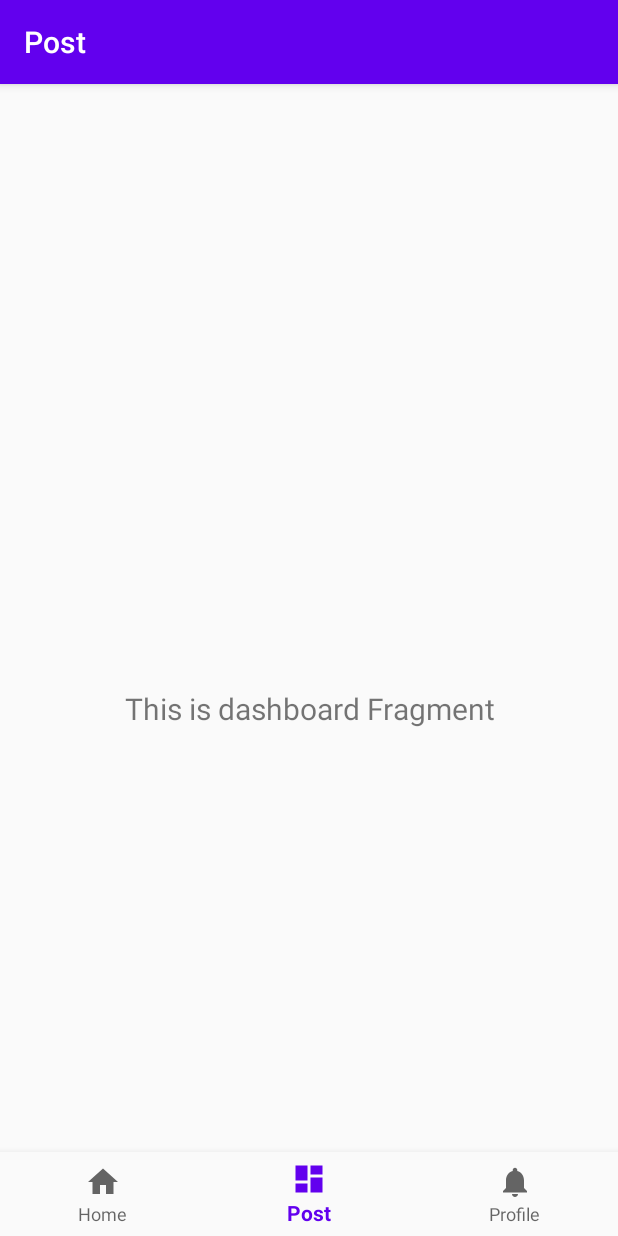
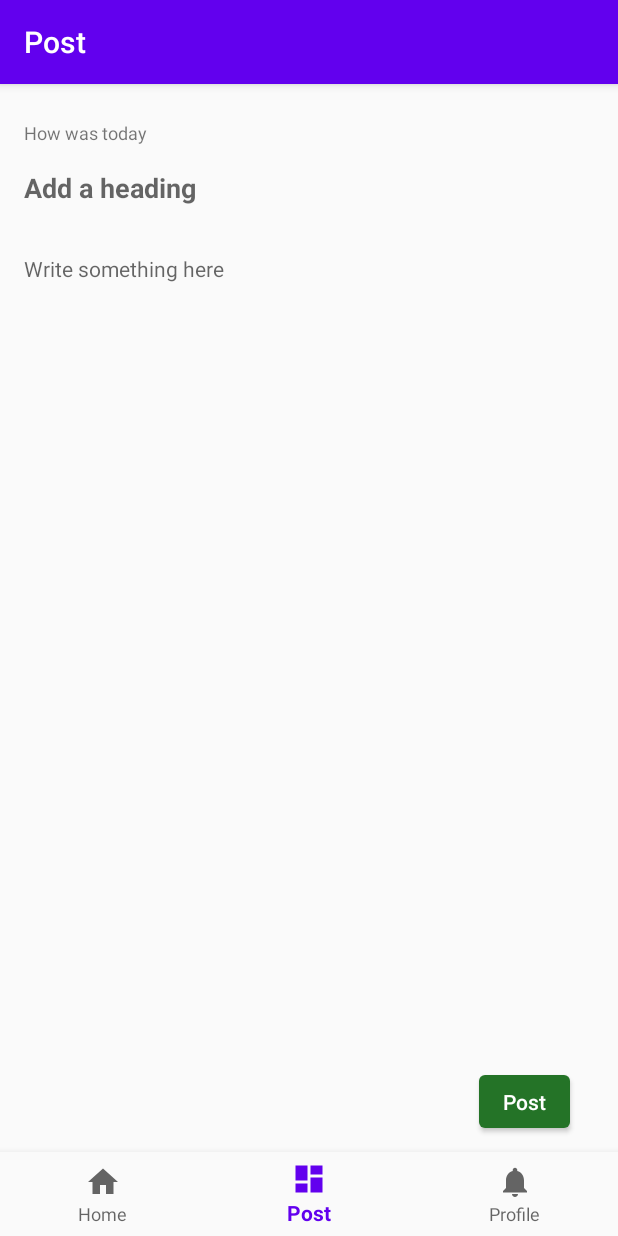
Before and after one commit to sidhu18/Stories, an Android app: the PostFragment screen opened through its navigation route, on a phone screen of 412 x 824 dp. Run offline under Robolectric (Android 15) with nearby library versions, the phone set to English and light mode, and no system bars; our stand-ins replace Room's generated code, data binding, navigation-ui.

Commit message:
Add post create interface

```diff
--- a/app/src/main/java/com/ambient/stories/data/repository/PostRepository.kt
+++ b/app/src/main/java/com/ambient/stories/data/repository/PostRepository.kt
@@ -4,8 +4,11 @@ import androidx.lifecycle.LiveData
 import com.ambient.stories.data.dao.PostDao
 import com.ambient.stories.data.entities.PostData
 import com.ambient.stories.data.entities.UserData
+import kotlinx.coroutines.CoroutineDispatcher
+import kotlinx.coroutines.Dispatchers
+import kotlinx.coroutines.withContext
 
-class PostRepository(private var postDao: PostDao){
+class PostRepository(private var postDao: PostDao, private val ioDispatcher: CoroutineDispatcher = Dispatchers.IO){
 
     val allPosts : LiveData<List<PostData>> = postDao.getAllPosts()
 
@@ -20,4 +23,8 @@ class PostRepository(private var postDao: PostDao){
     fun getPost(key: Long) : PostData {
         return postDao.getPost(key)
     }
+
+    suspend fun getAllPostsT() : LiveData<List<PostData>> = withContext(ioDispatcher) {
+        return@withContext postDao.getAllPosts()
+    }
 }
--- a/app/src/main/java/com/ambient/stories/ui/home/HomeFragment.kt
+++ b/app/src/main/java/com/ambient/stories/ui/home/HomeFragment.kt
@@ -31,8 +31,8 @@ class HomeFragment : Fragment() {
 
         binding.postRecycler.adapter = adapter
 
-        homeViewModel.allPosts.observe(viewLifecycleOwner, Observer { it ->
-            it.let { adapter.data = it }
+        homeViewModel.allPost.observe(viewLifecycleOwner, Observer { it ->
+            it?.let { adapter.data = it }
         })
 
         return binding.root
--- a/app/src/main/java/com/ambient/stories/ui/home/HomeViewModel.kt
+++ b/app/src/main/java/com/ambient/stories/ui/home/HomeViewModel.kt
@@ -8,10 +8,7 @@ import androidx.lifecycle.ViewModel
 import com.ambient.stories.data.StoriesDatabase
 import com.ambient.stories.data.entities.PostData
 import com.ambient.stories.data.repository.PostRepository
-import kotlinx.coroutines.CoroutineScope
-import kotlinx.coroutines.Dispatchers
-import kotlinx.coroutines.Job
-import kotlinx.coroutines.launch
+import kotlinx.coroutines.*
 
 class HomeViewModel(application: Application) : AndroidViewModel(application) {
 
@@ -19,14 +16,24 @@ class HomeViewModel(application: Application) : AndroidViewModel(application) {
     private var viewModelJob = Job()
     private val uiScope = CoroutineScope(Dispatchers.Main + viewModelJob)
 
-    var allPosts : LiveData<List<PostData>>
+//    var allPosts : LiveData<List<PostData>>
+//        get() = _allPosts
+
+    val allPost: LiveData<List<PostData>>
+
+    private val _allPosts = MutableLiveData<List<PostData>>()
 
     init {
         val postDao = StoriesDatabase.getInstance(application).postDao
         postRepository = PostRepository(postDao)
 
-        allPosts = postRepository.allPosts
+        allPost = _allPosts
+        getAllPost()
 
+    }
+
+    private fun getAllPost() {
+        runBlocking {_allPosts.value = postRepository.getAllPostsT().value }
     }
 
     override fun onCleared() {
--- a/app/src/main/java/com/ambient/stories/ui/post/PostFragment.kt
+++ b/app/src/main/java/com/ambient/stories/ui/post/PostFragment.kt
@@ -5,26 +5,31 @@ import android.view.LayoutInflater
 import android.view.View
 import android.view.ViewGroup
 import android.widget.TextView
+import androidx.databinding.DataBindingUtil
 import androidx.fragment.app.Fragment
 import androidx.lifecycle.Observer
 import androidx.lifecycle.ViewModelProvider
 import com.ambient.stories.R
+import com.ambient.stories.databinding.FragmentPostBinding
 
 class PostFragment : Fragment() {
 
-    private lateinit var dashboardViewModel: PostViewModel
+    private lateinit var postViewModel: PostViewModel
+    private lateinit var binding: FragmentPostBinding
 
     override fun onCreateView(
             inflater: LayoutInflater,
             container: ViewGroup?,
             savedInstanceState: Bundle?
     ): View? {
-        dashboardViewModel = ViewModelProvider(this).get(PostViewModel::class.java)
-        val root = inflater.inflate(R.layout.fragment_post, container, false)
-        val textView: TextView = root.findViewById(R.id.text_dashboard)
-        dashboardViewModel.text.observe(viewLifecycleOwner, Observer {
-            textView.text = it
-        })
-        return root
+        postViewModel = ViewModelProvider(this).get(PostViewModel::class.java)
+        binding = DataBindingUtil.inflate(inflater,R.layout.fragment_post, container, false)
+
+        binding.lifecycleOwner = viewLifecycleOwner
+        binding.viewmodel = postViewModel
+
+        binding.postButton.setOnClickListener{ postViewModel.addPost() }
+
+        return binding.root
     }
 }
--- a/app/src/main/java/com/ambient/stories/ui/post/PostViewModel.kt
+++ b/app/src/main/java/com/ambient/stories/ui/post/PostViewModel.kt
@@ -1,13 +1,45 @@
 package com.ambient.stories.ui.post
 
-import androidx.lifecycle.LiveData
-import androidx.lifecycle.MutableLiveData
-import androidx.lifecycle.ViewModel
+import android.app.Application
+import androidx.lifecycle.AndroidViewModel
+import com.ambient.stories.data.StoriesDatabase
+import com.ambient.stories.data.entities.PostData
+import com.ambient.stories.data.entities.UserData
+import com.ambient.stories.data.repository.PostRepository
+import com.ambient.stories.data.repository.UserRepository
+import kotlinx.coroutines.*
 
-class PostViewModel : ViewModel() {
+class PostViewModel(application: Application) : AndroidViewModel(application) {
+    private val postRepository : PostRepository
+    private var viewModelJob = Job()
+    private val uiScope = CoroutineScope(Dispatchers.Main + viewModelJob)
 
-    private val _text = MutableLiveData<String>().apply {
-        value = "This is dashboard Fragment"
+    init {
+        val postDao = StoriesDatabase.getInstance(application).postDao
+        postRepository = PostRepository(postDao)
     }
-    val text: LiveData<String> = _text
+
+    fun addPost(){
+        insertPost(
+            PostData(
+            100,1,"Sample","Test post","",0,"02 June 2020"
+        )
+        )
+    }
+
+    private fun insertPost(postData : PostData){
+        uiScope.launch {
+            insert(postData)
+        }
+    }
+
+    private suspend fun insert(postData: PostData){
+        withContext(Dispatchers.IO) {postRepository.insertPost(postData)}
+    }
+
+    override fun onCleared() {
+        super.onCleared()
+        viewModelJob.cancel()
+    }
+
 }
--- /dev/null
+++ b/app/src/main/res/drawable/button_background.xml
@@ -0,0 +1,6 @@
+<?xml version="1.0" encoding="utf-8"?>
+<shape android:shape="rectangle"
+    xmlns:android="http://schemas.android.com/apk/res/android">
+    <solid android:color="@color/greenButton"/>
+    <corners android:radius="@dimen/button_corner_radius"/>
+</shape>
--- a/app/src/main/res/layout/activity_main.xml
+++ b/app/src/main/res/layout/activity_main.xml
@@ -4,8 +4,7 @@
     xmlns:app="http://schemas.android.com/apk/res-auto"
     android:id="@+id/container"
     android:layout_width="match_parent"
-    android:layout_height="match_parent"
-    android:paddingTop="?attr/actionBarSize" >
+    android:layout_height="match_parent">
 
     <com.google.android.material.bottomnavigation.BottomNavigationView
         android:id="@+id/nav_view"
@@ -23,13 +22,12 @@
         android:id="@+id/nav_host_fragment"
         android:name="androidx.navigation.fragment.NavHostFragment"
         android:layout_width="match_parent"
-        android:layout_height="match_parent"
+        android:layout_height="0dp"
         app:defaultNavHost="true"
-        app:layout_constraintBottom_toTopOf="@id/nav_view"
+        app:layout_constraintBottom_toTopOf="@+id/nav_view"
         app:layout_constraintLeft_toLeftOf="parent"
         app:layout_constraintRight_toRightOf="parent"
         app:layout_constraintTop_toTopOf="parent"
-        app:navGraph="@navigation/mobile_navigation"
-    />
+        app:navGraph="@navigation/mobile_navigation" />
 
 </androidx.constraintlayout.widget.ConstraintLayout>
--- a/app/src/main/res/layout/fragment_post.xml
+++ b/app/src/main/res/layout/fragment_post.xml
@@ -1,23 +1,102 @@
 <?xml version="1.0" encoding="utf-8"?>
-<androidx.constraintlayout.widget.ConstraintLayout
-    xmlns:android="http://schemas.android.com/apk/res/android"
+<layout xmlns:android="http://schemas.android.com/apk/res/android"
     xmlns:app="http://schemas.android.com/apk/res-auto"
-    xmlns:tools="http://schemas.android.com/tools"
-    android:layout_width="match_parent"
-    android:layout_height="match_parent"
-    tools:context=".ui.post.PostFragment" >
+    xmlns:tools="http://schemas.android.com/tools">
 
-    <TextView
-        android:id="@+id/text_dashboard"
+    <data>
+        <variable
+            name="viewmodel"
+            type="com.ambient.stories.ui.post.PostViewModel" />
+    </data>
+
+    <androidx.constraintlayout.widget.ConstraintLayout
         android:layout_width="match_parent"
-        android:layout_height="wrap_content"
-        android:layout_marginStart="8dp"
-        android:layout_marginTop="8dp"
-        android:layout_marginEnd="8dp"
-        android:textAlignment="center"
-        android:textSize="20sp"
-        app:layout_constraintEnd_toEndOf="parent"
-        app:layout_constraintStart_toStartOf="parent"
-        app:layout_constraintTop_toTopOf="parent"
-        app:layout_constraintBottom_toBottomOf="parent" />
-</androidx.constraintlayout.widget.ConstraintLayout>
+        android:layout_height="match_parent"
+        tools:context=".ui.post.PostFragment">
+
+        <androidx.constraintlayout.widget.Guideline
+            android:id="@+id/guideline"
+            android:layout_width="wrap_content"
+            android:layout_height="wrap_content"
+            android:orientation="vertical"
+            app:layout_constraintGuide_begin="@dimen/spacing_normal" />
+
+        <androidx.constraintlayout.widget.Guideline
+            android:id="@+id/guideline1"
+            android:layout_width="wrap_content"
+            android:layout_height="wrap_content"
+            android:orientation="vertical"
+            app:layout_constraintGuide_end="@dimen/spacing_normal" />
+
+        <TextView
+            android:id="@+id/textView"
+            android:layout_width="wrap_content"
+            android:layout_height="wrap_content"
+            android:layout_marginTop="24dp"
+            android:text="@string/heading"
+            style="@style/TextAppearance.Small"
+            app:layout_constraintStart_toStartOf="@+id/guideline"
+            app:layout_constraintTop_toTopOf="parent" />
+
+        <EditText
+            android:id="@+id/postHeading"
+            android:layout_width="0dp"
+            android:layout_height="wrap_content"
+            android:layout_marginTop="@dimen/spacing_small"
+            android:ems="10"
+            android:inputType="textPersonName"
+            android:hint="@string/add_a_heading"
+            android:background="@null"
+            android:paddingTop="@dimen/spacing_small"
+            android:paddingBottom="@dimen/spacing_small"
+            style="@style/textStyleNormalBold"
+            app:layout_constraintEnd_toStartOf="@+id/guideline1"
+            app:layout_constraintStart_toStartOf="@+id/guideline"
+            app:layout_constraintTop_toBottomOf="@+id/textView" />
+
+        <EditText
+            android:id="@+id/postBody"
+            style="@style/TextAppearance.Medium"
+            android:layout_width="0dp"
+            android:layout_height="wrap_content"
+            android:layout_marginTop="@dimen/spacing_normal"
+            android:background="@null"
+            android:ems="10"
+            android:gravity="start"
+            android:hint="@string/write_something_here"
+            android:inputType="textPersonName"
+            android:paddingTop="@dimen/spacing_small"
+            android:paddingBottom="@dimen/spacing_small"
+            app:layout_constraintEnd_toStartOf="@+id/guideline1"
+            app:layout_constraintHorizontal_bias="0.0"
+            app:layout_constraintStart_toStartOf="@+id/guideline"
+            app:layout_constraintTop_toBottomOf="@+id/postHeading" />
+
+        <FrameLayout
+            android:id="@+id/frameLayout"
+            android:layout_width="0dp"
+            android:layout_height="wrap_content"
+            app:layout_constraintBottom_toBottomOf="parent"
+            app:layout_constraintEnd_toStartOf="@+id/guideline1"
+            app:layout_constraintStart_toStartOf="@+id/guideline">
+
+            <Button
+                android:id="@+id/postButton"
+                android:layout_width="wrap_content"
+                android:layout_height="wrap_content"
+                android:layout_gravity="end|bottom"
+                android:layout_margin="@dimen/spacing_normal"
+                android:background="@drawable/button_background"
+                android:text="@string/post"
+                android:textAllCaps="false"
+                android:minHeight="0dp"
+                android:minWidth="0dp"
+                android:paddingTop="@dimen/spacing_small"
+                android:paddingBottom="@dimen/spacing_small"
+                android:paddingStart="@dimen/spacing_normal"
+                android:paddingEnd="@dimen/spacing_normal"
+                android:textColor="@color/colorTextWhitePrimary" />
+
+        </FrameLayout>
+    </androidx.constraintlayout.widget.ConstraintLayout>
+</layout>
--- a/app/src/main/res/values/colors.xml
+++ b/app/src/main/res/values/colors.xml
@@ -15,4 +15,7 @@
     <color name="colorTextWhiteSecondary">#B2ffffff</color>
     <color name="colorTextWhiteDisabled">#7fffffff</color>
     <color name="colorTextWhiteSeparator">#1fffffff</color>
+
+    <!-- Button color-->
+    <color name="greenButton">#247327</color>
 </resources>
--- a/app/src/main/res/values/dimens.xml
+++ b/app/src/main/res/values/dimens.xml
@@ -6,4 +6,6 @@
     <dimen name="dimen_profile">100dp</dimen>
     <dimen name="dimen_profile_post">30dp</dimen>
     <dimen name="spacing_large">24dp</dimen>
+    <dimen name="button_corner_radius">4dp</dimen>
+    <dimen name="spacing_small">8dp</dimen>
 </resources>
--- a/app/src/main/res/values/strings.xml
+++ b/app/src/main/res/values/strings.xml
@@ -4,4 +4,8 @@
     <string name="title_post">Post</string>
     <string name="title_profile">Profile</string>
     <string name="user_profile_image">User profile image</string>
+    <string name="heading">How was today</string>
+    <string name="add_a_heading">Add a heading</string>
+    <string name="post">Post</string>
+    <string name="write_something_here">Write something here</string>
 </resources>
```
